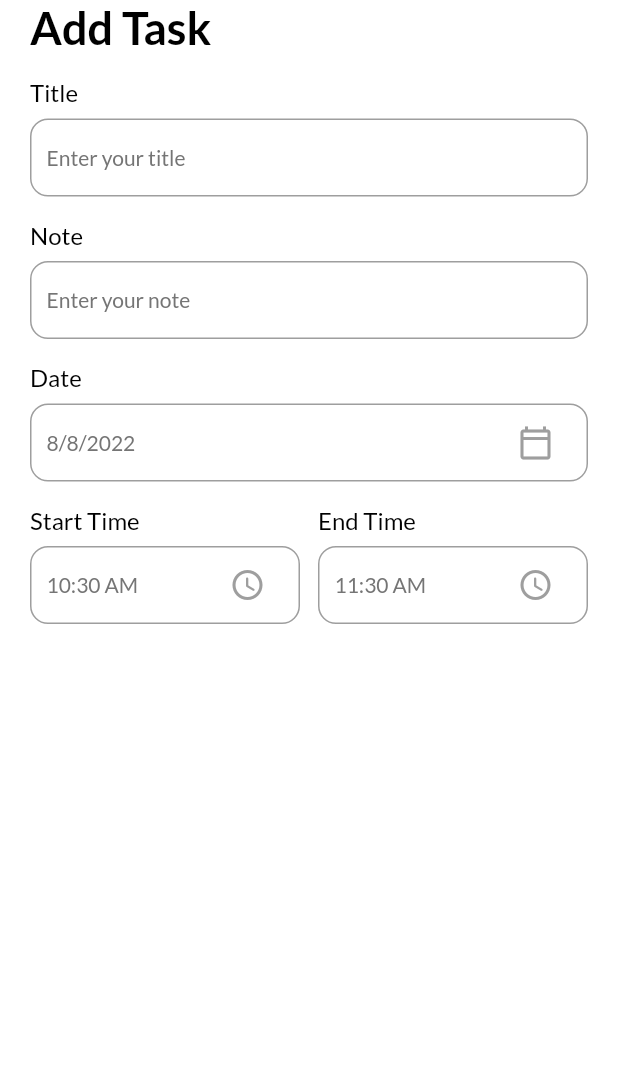
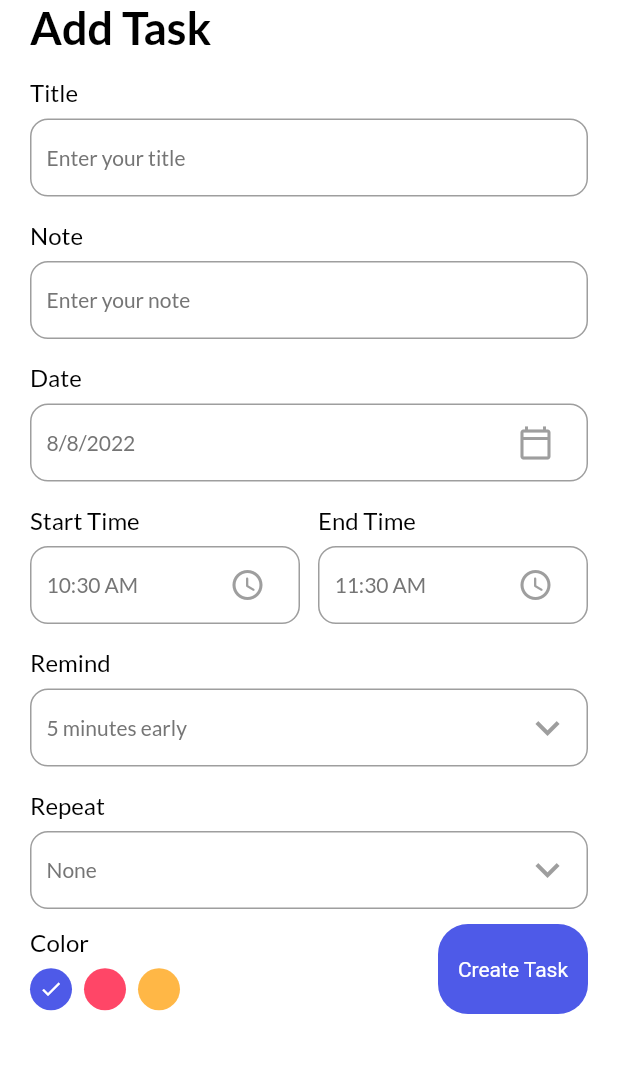
Before and after one commit to neojjang/flutter_example, a Flutter app: the screen it shows after launch, after a tap on "+ Add Task", on a phone screen of 412 x 824 dp, the part 84-1157 px from its top. Run offline on Flutter 3.47's test engine with Material 2 defaults, Android fonts, the phone set to English and light mode, and no system bars; our stand-ins replace cached_network_image, cloud_firestore, date_picker_timeline, firebase_auth, firebase_core, firebase_storage and 11 more; missing offline and left inert: cloud_firestore_web, firebase_core_web, jitsi_meet; accounts and stored records are empty.

Commit message:
add task 화면 작업. sqlite db 연동. GetxController 사용.

```diff
--- /dev/null
+++ b/flutter_todo/lib/controllers/task_controller.dart
@@ -0,0 +1,17 @@
+import 'package:flutter_todo/db/db_helper.dart';
+import 'package:get/get.dart';
+
+import '../models/task.dart';
+
+class TaskController extends GetxController {
+  @override
+  void onReady() {
+    // TODO: implement onReady
+    super.onReady();
+  }
+
+  // ui에서 데이터를 받아 db에 저장
+  Future<int> addTask({Task? task}) async {
+    return await DBHelper.insert(task);
+  }
+}
--- /dev/null
+++ b/flutter_todo/lib/db/db_helper.dart
@@ -0,0 +1,51 @@
+import 'package:sqflite/sqflite.dart';
+
+import '../models/task.dart';
+
+class DBHelper {
+  static Database? _db;
+
+  static final int _version = 1;
+  static final String _tableName = 'tasks';
+
+  static Future<void> initDb() async {
+    if (_db != null) {
+      return;
+    }
+
+    try {
+      String _path = await getDatabasesPath() + 'tasks.db';
+      _db = await openDatabase(
+        _path,
+        version: _version,
+        onCreate: (db, version) {
+          print("creating a new one");
+          return db.execute(
+            "CREATE TABLE ${_tableName} ("
+            "id INTEGER PRIMARY KEY AUTOINCREMENT, "
+            "title String, "
+            "note String, "
+            "date String, "
+            "startTime String, "
+            "endTime String, "
+            "remind String, "
+            "repeat String, "
+            "color INTEGER, "
+            "isCompleted INTEGER) ",
+          );
+        },
+      );
+    } catch (e) {
+      print(e.toString());
+    }
+  }
+
+  static Future<int> insert(Task? task) async {
+    print("insert function called");
+    return await _db?.insert(
+          _tableName,
+          task!.toJson(),
+        ) ??
+        0;
+  }
+}
--- a/flutter_todo/lib/main.dart
+++ b/flutter_todo/lib/main.dart
@@ -1,4 +1,5 @@
 import 'package:flutter/material.dart';
+import 'package:flutter_todo/db/db_helper.dart';
 import 'package:flutter_todo/services/theme_services.dart';
 import 'package:flutter_todo/theme.dart';
 import 'package:flutter_todo/ui/home_page.dart';
@@ -7,6 +8,7 @@ import 'package:get_storage/get_storage.dart';
 
 Future<void> main() async {
   WidgetsFlutterBinding.ensureInitialized();
+  await DBHelper.initDb();
   await GetStorage.init();
   runApp(const MyApp());
 }
--- /dev/null
+++ b/flutter_todo/lib/models/task.dart
@@ -0,0 +1,56 @@
+// ignore_for_file: public_member_api_docs, sort_constructors_first
+import 'dart:convert';
+
+class Task {
+  int? id;
+  String? title;
+  String? note;
+  int? isCompleted;
+  String? date;
+  String? startTime;
+  String? endTime;
+  int? color;
+  int? remind;
+  String? repeat;
+
+  Task({
+    this.id,
+    this.title,
+    this.note,
+    this.isCompleted,
+    this.date,
+    this.startTime,
+    this.endTime,
+    this.color,
+    this.remind,
+    this.repeat,
+  });
+
+  Map<String, dynamic> toJson() {
+    return <String, dynamic>{
+      'id': id,
+      'title': title,
+      'note': note,
+      'isCompleted': isCompleted,
+      'date': date,
+      'startTime': startTime,
+      'endTime': endTime,
+      'color': color,
+      'remind': remind,
+      'repeat': repeat,
+    };
+  }
+
+  Task.fromJson(Map<String, dynamic> json) {
+    id = json['id'];
+    title = json['title'];
+    note = json['note'];
+    isCompleted = json['isCompleted'];
+    date = json['date'];
+    startTime = json['startTime'];
+    endTime = json['endTime'];
+    color = json['color'];
+    remind = json['remind'];
+    repeat = json['repeat'];
+  }
+}
--- a/flutter_todo/lib/ui/add_task_page.dart
+++ b/flutter_todo/lib/ui/add_task_page.dart
@@ -1,5 +1,8 @@
 import 'package:flutter/material.dart';
+import 'package:flutter_todo/controllers/task_controller.dart';
+import 'package:flutter_todo/models/task.dart';
 import 'package:flutter_todo/theme.dart';
+import 'package:flutter_todo/ui/widgets/button.dart';
 import 'package:flutter_todo/ui/widgets/my_input_field.dart';
 import 'package:get/get.dart';
 import 'package:intl/intl.dart';
@@ -12,6 +15,10 @@ class AddTaskPage extends StatefulWidget {
 }
 
 class _AddTaskPageState extends State<AddTaskPage> {
+  final TaskController _taskController = Get.put(TaskController());
+
+  TextEditingController _titleController = TextEditingController();
+  TextEditingController _noteController = TextEditingController();
   DateTime _selectedDate = DateTime.now();
   String _startTime = DateFormat('hh:mm a').format(DateTime.now()).toString();
   String _endTime = DateFormat('hh:mm a')
@@ -19,6 +26,24 @@ class _AddTaskPageState extends State<AddTaskPage> {
         Duration(hours: 1),
       ))
       .toString();
+  int _selectedRemind = 5;
+  List<int> remindList = [
+    5,
+    10,
+    15,
+    20,
+  ];
+
+  String _selectedRepeat = "None";
+  List<String> repeatList = [
+    "None",
+    "Daily",
+    "Weekly",
+    "Monthly",
+  ];
+
+  int _selectedColor = 0;
+
   @override
   Widget build(BuildContext context) {
     return Scaffold(
@@ -37,8 +62,16 @@ class _AddTaskPageState extends State<AddTaskPage> {
                 'Add Task',
                 style: headingStyle,
               ),
-              MyInputField(title: 'Title', hintText: 'Enter your title'),
-              MyInputField(title: 'Note', hintText: 'Enter your note'),
+              MyInputField(
+                title: 'Title',
+                hintText: 'Enter your title',
+                controller: _titleController,
+              ),
+              MyInputField(
+                title: 'Note',
+                hintText: 'Enter your note',
+                controller: _noteController,
+              ),
               MyInputField(
                 title: 'Date',
                 hintText: DateFormat.yMd().format(_selectedDate),
@@ -89,11 +122,144 @@ class _AddTaskPageState extends State<AddTaskPage> {
                     ),
                   ),
                 ],
+              ),
+              MyInputField(
+                title: "Remind",
+                hintText: "${_selectedRemind} minutes early",
+                widget: DropdownButton(
+                  items: remindList.map<DropdownMenuItem<String>>((int value) {
+                    return DropdownMenuItem<String>(
+                      value: value.toString(),
+                      child: Text(value.toString()),
+                    );
+                  }).toList(),
+                  icon: Icon(
+                    Icons.keyboard_arrow_down,
+                    color: Colors.grey,
+                  ),
+                  iconSize: 32,
+                  elevation: 4,
+                  style: subTitleStyle,
+                  underline: Container(
+                    height: 0,
+                  ),
+                  onChanged: (String? value) {
+                    setState(() {
+                      _selectedRemind = int.parse(value!);
+                    });
+                  },
+                ),
+              ),
+              MyInputField(
+                title: "Repeat",
+                hintText: "${_selectedRepeat}",
+                widget: DropdownButton(
+                  items:
+                      repeatList.map<DropdownMenuItem<String>>((String value) {
+                    return DropdownMenuItem<String>(
+                      value: value,
+                      child: Text(
+                        value,
+                        style: TextStyle(color: Colors.grey),
+                      ),
+                    );
+                  }).toList(),
+                  icon: Icon(
+                    Icons.keyboard_arrow_down,
+                    color: Colors.grey,
+                  ),
+                  iconSize: 32,
+                  elevation: 4,
+                  style: subTitleStyle,
+                  underline: Container(
+                    height: 0,
+                  ),
+                  onChanged: (String? value) {
+                    setState(() {
+                      _selectedRepeat = value!;
+                    });
+                  },
+                ),
+              ),
+              SizedBox(
+                height: 10,
+              ),
+              Row(
+                mainAxisAlignment: MainAxisAlignment.spaceBetween,
+                crossAxisAlignment: CrossAxisAlignment.center,
+                children: [
+                  _colorPallete(),
+                  MyButton(
+                    label: "Create Task",
+                    onTap: () => _validateDate(),
+                  ),
+                ],
               )
             ],
           ),
         ),
       ),
+    );
+  }
+
+  _validateDate() {
+    if (_titleController.text.isNotEmpty && _noteController.text.isNotEmpty) {
+      // add to database
+      _addTaskToDb();
+      Get.back();
+    } else if (_titleController.text.isEmpty || _noteController.text.isEmpty) {
+      Get.snackbar(
+        "Required",
+        "All fields are required !",
+        snackPosition: SnackPosition.BOTTOM,
+        backgroundColor: Colors.white, //Colors.redAccent,
+        colorText: pinkClr,
+        icon: Icon(
+          Icons.warning_amber_rounded,
+          color: Colors.red,
+        ),
+      );
+    }
+  }
+
+  Column _colorPallete() {
+    return Column(
+      crossAxisAlignment: CrossAxisAlignment.start,
+      children: [
+        Text(
+          "Color",
+          style: titleStyle,
+        ),
+        SizedBox(
+          height: 8.0,
+        ),
+        Wrap(
+          children: List<Widget>.generate(
+            3,
+            (index) => GestureDetector(
+              onTap: () {
+                setState(() {
+                  _selectedColor = index;
+                });
+              },
+              child: Padding(
+                padding: const EdgeInsets.only(right: 8.0),
+                child: CircleAvatar(
+                  radius: 14,
+                  backgroundColor: [primaryClr, pinkClr, yellowClr][index],
+                  child: (_selectedColor == index)
+                      ? Icon(
+                          Icons.done,
+                          color: Colors.white,
+                          size: 16,
+                        )
+                      : null,
+                ),
+              ),
+            ),
+          ),
+        ),
+      ],
     );
   }
 
@@ -175,4 +341,21 @@ class _AddTaskPageState extends State<AddTaskPage> {
       ),
     );
   }
+
+  void _addTaskToDb() async {
+    int _id = await _taskController.addTask(
+      task: Task(
+        note: _noteController.text,
+        title: _titleController.text,
+        date: DateFormat.yMd().format(_selectedDate),
+        startTime: _startTime,
+        endTime: _endTime,
+        remind: _selectedRemind,
+        repeat: _selectedRepeat,
+        color: _selectedColor,
+        isCompleted: 0,
+      ),
+    );
+    print("My id is ${_id}");
+  }
 }
--- a/flutter_todo/lib/ui/home_page.dart
+++ b/flutter_todo/lib/ui/home_page.dart
@@ -45,6 +45,7 @@ class _HomePageState extends State<HomePage> {
   Widget build(BuildContext context) {
     return Scaffold(
       appBar: _appBar(),
+      backgroundColor: context.theme.backgroundColor,
       body: Column(
         children: [
           _addTaskBar(),
--- a/flutter_todo/pubspec.yaml
+++ b/flutter_todo/pubspec.yaml
@@ -42,6 +42,7 @@ dependencies:
   intl: ^0.17.0
   google_fonts: ^3.0.1
   date_picker_timeline: ^1.2.3
+  sqflite: ^2.0.3+1
 
 dev_dependencies:
   flutter_test:
```
Also changed, not shown: flutter_todo/pubspec.lock, 2 other files.
